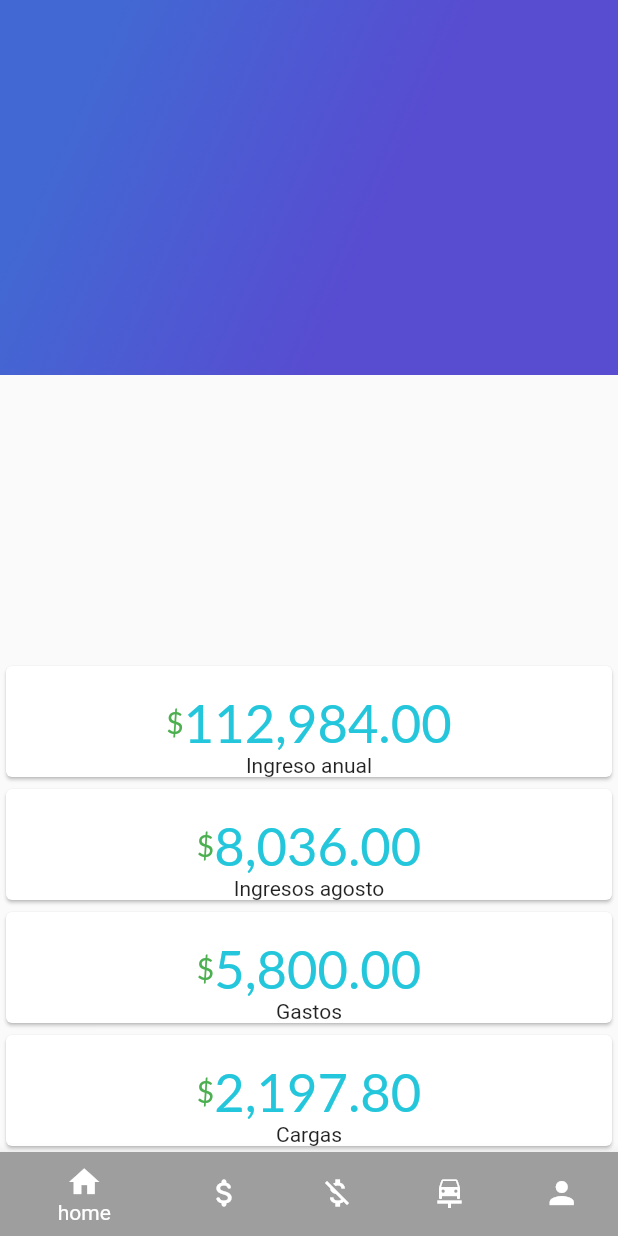
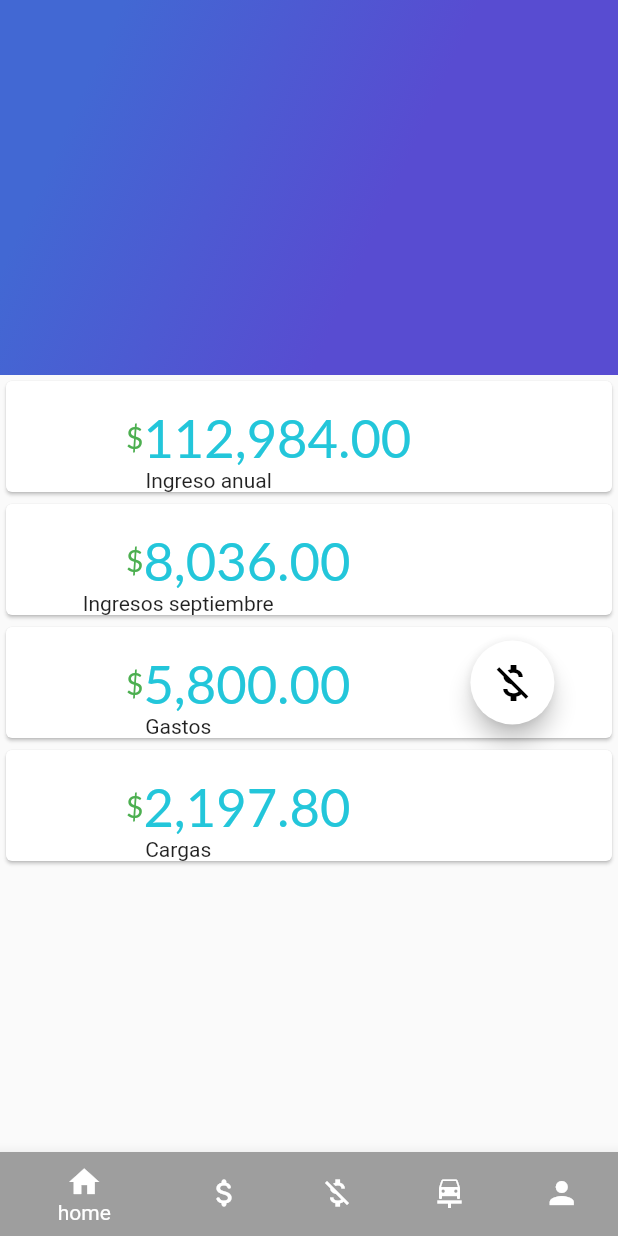
Before and after one commit to jaredbusta/mis_gastos_flutter, a Flutter app: the MisGastos screen opened directly, on a phone screen of 412 x 824 dp. Run offline on Flutter 3.47's test engine with Material 2 defaults, Android fonts, the light colour scheme and no system bars; our stand-ins replace cloud_firestore, dropdown_button2, firebase_auth, firebase_core, google_sign_in, image_picker and 1 more; missing offline and left inert: generic_bloc_provider; accounts and stored records are empty; Roboto replaces fonts that are missing (Lato).

Commit message:
boton de nuevo gato en main, se agrega estilo al card de resumen de gasto, se corrige el maquetado de los resumenes en el main

```diff
--- a/lib/gastos/widget/gasto_card_resumen.dart
+++ b/lib/gastos/widget/gasto_card_resumen.dart
@@ -2,6 +2,7 @@
 import 'package:flutter/material.dart';
 import 'package:intl/intl.dart';
 import 'package:jiffy/jiffy.dart';
+import '../../screens/gradient_back.dart';
 
 import 'package:mis_gastos/utils/util.dart';
 
@@ -18,19 +19,23 @@ class GastoCardResumen extends StatelessWidget {
   Widget build(BuildContext context) {
     return Container(
       padding: EdgeInsets.only(bottom: 10),
-      child: gastoCard(),
+      child: gastoCard(context),
       decoration: BoxDecoration(
         boxShadow: [BoxShadow(blurRadius: 15, color: Colors.black26)],
       ),
     );
   }
 
-  Card gastoCard() {
+  Card gastoCard(BuildContext context) {
     final numberFormat = NumberFormat("##,##0.00", "en_US");
     return new Card(
       shape: RoundedRectangleBorder(borderRadius: BorderRadius.circular(25)),
       elevation: 15,
-      child: Column(
+      child: Stack(
+        children: [
+          GradientBack(
+              title: " ", height: 110, color1: "#CFCFCF", color2: "#F3F3F3"),
+          Column(
             mainAxisSize: MainAxisSize.min,
             children: [
               Container(
@@ -49,7 +54,9 @@ class GastoCardResumen extends StatelessWidget {
                     Text(
                       numberFormat.format(this.total_gasto),
                       style: TextStyle(
-                      fontSize: 25.0, fontFamily: "Lato", color: Colors.black),
+                          fontSize: 25.0,
+                          fontFamily: "Lato",
+                          color: Colors.black),
                     ),
                   ],
                 ),
@@ -73,6 +80,8 @@ class GastoCardResumen extends StatelessWidget {
               )
             ],
           ),
+        ],
+      ),
     );
   }
 }
--- a/lib/home/app_header.dart
+++ b/lib/home/app_header.dart
@@ -1,6 +1,7 @@
 import 'package:flutter/material.dart';
 import 'package:intl/intl.dart';
 import 'package:mis_gastos/combustible/models/registro_carga_model.dart';
+import 'package:mis_gastos/gastos/views/form_gasto.dart';
 import 'package:mis_gastos/screens/gradient_back.dart';
 import 'resume_data.dart';
 
@@ -18,17 +19,39 @@ class AppHeader extends StatelessWidget {
           height: 250,
           title: '',
         ),
-        Column(
-          crossAxisAlignment: CrossAxisAlignment.stretch,
-          mainAxisAlignment: MainAxisAlignment.end,
-          children: [
-            ResumeData(
-                "Ingreso anual", numberFormat.format(112984.00).toString()),
-            ResumeData("Ingresos agosto", numberFormat.format(8036).toString()),
-            ResumeData("Gastos", numberFormat.format(5800.00).toString()),
-            ResumeData(
-                "Cargas", numberFormat.format(cargaModel.getTotalImporte())),
-          ],
+        Container(
+          margin: EdgeInsets.only(top: 250),
+          height: MediaQuery.of(context).size.height,
+          child: ListView(
+            // crossAxisAlignment: CrossAxisAlignment.stretch,
+            // mainAxisAlignment: MainAxisAlignment.end,
+            children: [
+              ResumeData(
+                "Ingreso anual",
+                numberFormat.format(112984.00).toString(),
+                icon: Icons.add,
+                onPressed: () => print("press ingreso anual"),
+                showCircleButton: false,
+              ),
+              ResumeData(
+                "Ingresos septiembre",
+                numberFormat.format(8036).toString(),
+                icon: Icons.attach_money_rounded,
+                onPressed: () => print("Nuevo ingreso mensual"),
+                showCircleButton: false,
+              ),
+              ResumeData("Gastos", numberFormat.format(5800.00).toString(),
+                  icon: Icons.money_off,
+                  showCircleButton: true,
+                  onPressed: () => showDialog(
+                      context: context, builder: (context) => FormGasto())),
+              ResumeData(
+                  "Cargas", numberFormat.format(cargaModel.getTotalImporte()),
+                  icon: Icons.car_repair,
+                  showCircleButton: false,
+                  onPressed: () => print("Nueva carga")),
+            ],
+          ),
         )
       ],
     );
--- a/lib/home/resume_data.dart
+++ b/lib/home/resume_data.dart
@@ -1,10 +1,20 @@
 import 'package:flutter/material.dart';
+import 'package:mis_gastos/screens/widgets/Circule_button.dart';
+import 'package:mis_gastos/utils/util.dart';
 
 // ignore: must_be_immutable
 class ResumeData extends StatelessWidget {
   String titulo;
   String dato;
-  ResumeData(this.titulo, this.dato, {Key? key}) : super(key: key);
+  var icon;
+  bool showCircleButton = false;
+  final VoidCallback onPressed;
+  ResumeData(this.titulo, this.dato,
+      {Key? key,
+      required this.icon,
+      required this.onPressed,
+      required this.showCircleButton})
+      : super(key: key);
 
   @override
   Widget build(BuildContext context) {
@@ -13,10 +23,13 @@ class ResumeData extends StatelessWidget {
 
   Card resumenCard() {
     return Card(
-      child: Column(
+      child: Row(
+        children: [
+          Column(
             mainAxisSize: MainAxisSize.min,
             children: [
               Container(
+                margin: EdgeInsets.only(left: 80),
                 padding: const EdgeInsets.only(top: 16),
                 child: Row(
                   mainAxisAlignment: MainAxisAlignment.center,
@@ -39,7 +52,18 @@ class ResumeData extends StatelessWidget {
                   ],
                 ),
               ),
-          Text(titulo)
+              Text(titulo),
+            ],
+          ),
+          SizedBox(
+            width: 80,
+          ),
+          Container(
+            child: showCircleButton
+                ? CirculeButton(false, icon, 32, Util.color("#FFFFFF"),
+                    onPressed: onPressed, iconColor: Util.color("#000000"))
+                : Text(""),
+          )
         ],
       ),
     );
```
Lines whose indentation alone changed are shown as unchanged.
